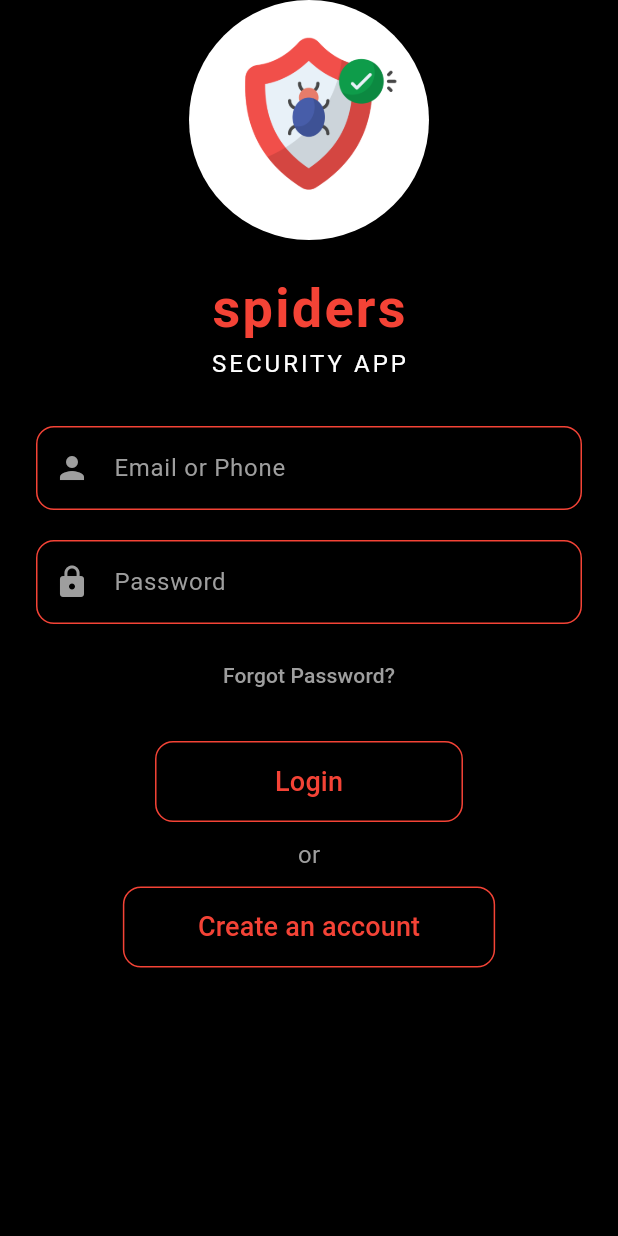
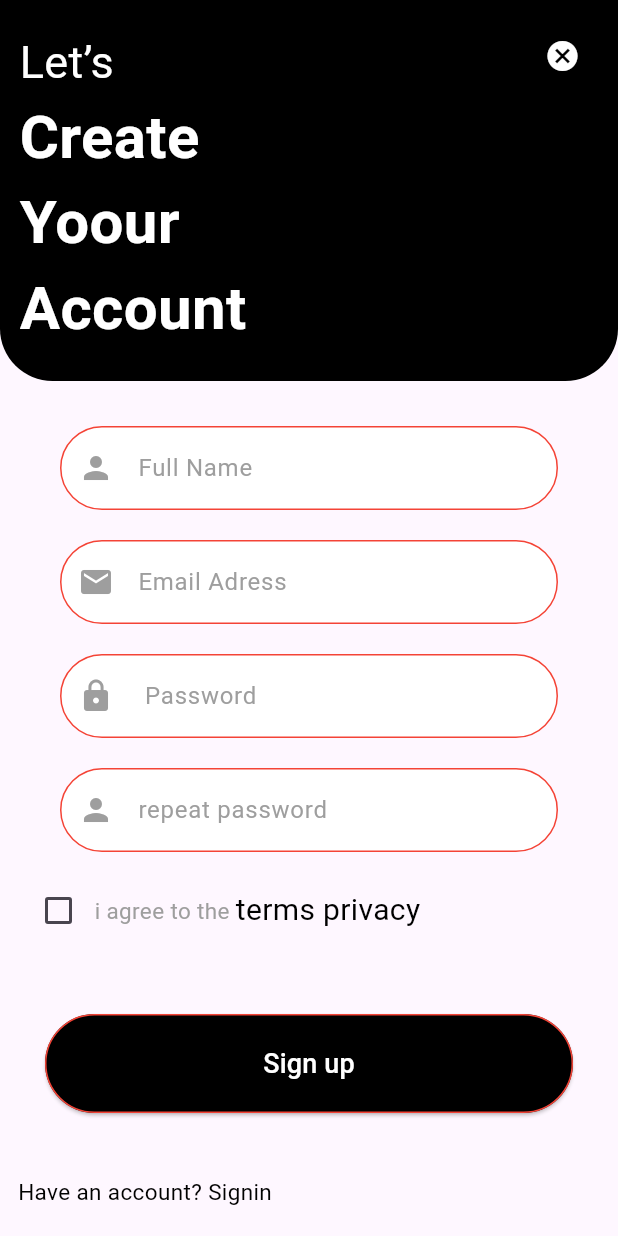
Before and after one commit to Mahmoudeldeeb1000/spider, a Flutter app: the screen it shows after launch, after a tap on "Create an account", on a phone screen of 412 x 824 dp. Run offline on Flutter 3.47's test engine with Material 3 defaults, Android fonts, the phone set to English and light mode, and no system bars.

Commit message:
regester done

```diff
--- /dev/null
+++ b/lib/core/utiles/shared/custom_elevated_button.dart
@@ -0,0 +1,28 @@
+
+import 'package:flutter/material.dart';
+
+class CustomElevatedButton extends StatelessWidget {
+  const CustomElevatedButton({super.key,required this.onPressed, this.backgroundColor, required this.child,required this.width, });
+  final void Function() onPressed;
+  final Color? backgroundColor;
+  final  Widget child;
+  final double width;
+  @override
+  Widget build(BuildContext context) {
+    return  SizedBox(
+      width: width,
+      child: ElevatedButton(
+        onPressed: onPressed,
+        style: ElevatedButton.styleFrom(
+          backgroundColor: backgroundColor ?? Colors.black,
+          padding: const EdgeInsets.symmetric(vertical: 20, horizontal: 50),
+          shape:  RoundedRectangleBorder(
+            borderRadius: BorderRadius.circular(40),
+            side: BorderSide(color: Colors.red),
+          ),
+        ),
+        child: child,
+      ),
+    );
+  }
+}
--- /dev/null
+++ b/lib/core/utiles/shared/custom_text_form_field.dart
@@ -0,0 +1,67 @@
+
+import 'package:flutter/material.dart';
+
+class CustomTextFormField extends StatelessWidget {
+  const CustomTextFormField({
+    super.key,
+    this.minLine = 1,
+    this.maxLine = 1,
+    this.onChanged,
+    this.validator,
+    this.initialValue,
+    this.border,
+    this.enabledBorder,
+    this.focusBorder,
+    this.suffixIcon,
+    required this.hintText,
+    this.fillColor,
+    this.prefix,
+    this.obscureText = false,
+    this.keyboardType,
+    this.controller,
+    this.onSaved,
+  });
+
+  final String hintText;
+  final Widget? prefix;
+  final TextInputType? keyboardType;
+  final String? Function(String?)? validator;
+  final Color? fillColor;
+  final int minLine;
+  final int maxLine;
+  final void Function(String)? onChanged;
+  final String? initialValue;
+  final Widget? suffixIcon;
+  final bool obscureText;
+  final InputBorder? border;
+  final InputBorder? enabledBorder;
+  final InputBorder? focusBorder;
+  final TextEditingController? controller;
+  final void Function(String?)? onSaved;
+
+  @override
+  Widget build(BuildContext context) {
+    return Padding(
+      padding: const EdgeInsets.symmetric(horizontal: 40),
+      child: TextField(
+        obscureText: obscureText,
+        decoration: InputDecoration(
+          prefixIcon: prefix,
+          hintText: hintText,
+          hintStyle: const TextStyle(color: Colors.grey),
+          filled: true,
+          fillColor: fillColor ?? Colors.black,
+          enabledBorder: OutlineInputBorder(
+            borderRadius: BorderRadius.circular(50),
+            borderSide: const BorderSide(color: Colors.red),
+          ),
+          focusedBorder: OutlineInputBorder(
+            borderRadius: BorderRadius.circular(12),
+            borderSide: const BorderSide(color: Colors.red),
+          ),
+        ),
+        style: const TextStyle(color: Colors.white),
+      ),
+    );
+  }
+}
--- /dev/null
+++ b/lib/core/utiles/shared/global_text.dart
@@ -0,0 +1,64 @@
+
+import 'package:flutter/material.dart';
+
+
+
+class GText extends StatelessWidget {
+  final Color color;
+  final String content;
+  final double fontSize;
+  final FontWeight? fontWeight;
+  final TextAlign? textAlign;
+  final TextDirection? textDirection;
+  final bool? enableArabicFont;
+  final TextOverflow? overflow;
+  final int? maxLines;
+  final TextDecoration? textDecoration;
+  final Color? decorationColor;
+  final double? decorationThickness;
+  final String? fontFamily;
+  final List<Shadow>? shadows;
+
+  const GText({
+    super.key,
+    required this.color,
+    required this.content,
+    required this.fontSize,
+    this.textDirection,
+    this.fontWeight,
+    this.textAlign,
+    this.enableArabicFont = true,
+    this.maxLines,
+    this.overflow,
+    this.textDecoration,
+    this.decorationColor,
+    this.decorationThickness,
+    this.fontFamily,
+    this.shadows,
+  });
+
+  @override
+  Widget build(BuildContext context) {
+    return Text(
+      content,
+      // textAlign: textAlign ??
+      //     (SharedFunctions.isArabicLocale() ? TextAlign.left : TextAlign.right),
+      textAlign: textAlign,
+      textDirection: textDirection,
+      maxLines: maxLines,
+      style: TextStyle(
+        // fontSize:  getResponsiveFontSize(context: context, fontSize: fontSize),
+        fontSize:  fontSize,
+        overflow: overflow,
+        decoration: textDecoration,
+        color: color,
+        decorationColor: decorationColor,
+        decorationThickness: decorationThickness,
+        // fontFamily: SharedFunctions.determineFontFamily(content),
+        fontFamily: fontFamily,
+        fontWeight: fontWeight,
+        shadows: shadows,
+      ),
+    );
+  }
+}
--- /dev/null
+++ b/lib/features/home/presentation/views/home_screen.dart
@@ -0,0 +1,13 @@
+import 'package:flutter/cupertino.dart';
+import 'package:flutter/material.dart';
+
+class HomeScreen extends StatelessWidget {
+  const HomeScreen({super.key});
+
+  @override
+  Widget build(BuildContext context) {
+    return Scaffold(
+      body: Center(child: Text("welcome")),
+    );
+  }
+}
--- a/lib/features/login/presentation/views/login_screen.dart
+++ b/lib/features/login/presentation/views/login_screen.dart
@@ -1,5 +1,6 @@
 import 'package:flutter/material.dart';
 import 'package:spider/core/utiles/app_images.dart';
+import 'package:spider/features/login/presentation/views/wedgets/Login_body.dart';
 
 
 class LoginScreen extends StatelessWidget {
@@ -7,154 +8,7 @@ class LoginScreen extends StatelessWidget {
   Widget build(BuildContext context) {
     return Scaffold(
       backgroundColor: Colors.black ,
-      body: Center(
-        child: Padding(
-          padding: const EdgeInsets.symmetric(horizontal: 24.0),
-          child: ListView(
-            children: [
-              Column(
-                mainAxisAlignment: MainAxisAlignment.center,
-                children: [
-                  CircleAvatar(
-
-                    radius: 80,
-                    backgroundColor: Colors.white,
-                    child: Padding(
-                      padding: const EdgeInsets.only(right: 20,top: 5),
-                      child: Image.asset(AppImages.logo,height:600,fit: BoxFit.cover,),
-                    ),
-                  ),
-                  SizedBox(height: 20),
-
-                  // App Title
-                  Text(
-                    "spiders",
-                    style: TextStyle(
-                      color: Colors.red,
-                      fontSize: 36,
-                      fontWeight: FontWeight.bold,
-                      letterSpacing: 1.5,
-                    ),
-                  ),
-
-                  // Subtitle
-                  Text(
-                    "SECURITY APP",
-                    style: TextStyle(
-                      color: Colors.white,
-                      fontSize: 16,
-                      letterSpacing: 2,
-                    ),
-                  ),
-                  SizedBox(height: 30),
-
-                  // Email/Phone TextField
-                  TextField(
-                    decoration: InputDecoration(
-                      prefixIcon: Icon(Icons.person, color: Colors.grey),
-                      hintText: 'Email or Phone',
-                      hintStyle: TextStyle(color: Colors.grey),
-                      filled: true,
-                      fillColor: Colors.black,
-                      enabledBorder: OutlineInputBorder(
-                        borderRadius: BorderRadius.circular(12),
-                        borderSide: BorderSide(color: Colors.red),
-                      ),
-                      focusedBorder: OutlineInputBorder(
-                        borderRadius: BorderRadius.circular(12),
-                        borderSide: BorderSide(color: Colors.red),
-                      ),
-                    ),
-                    style: TextStyle(color: Colors.white),
-                  ),
-                  SizedBox(height: 20),
-
-                  // Password TextField
-                  TextField(
-                    obscureText: true,
-                    decoration: InputDecoration(
-                      prefixIcon: Icon(Icons.lock, color: Colors.grey),
-                      hintText: 'Password',
-                      hintStyle: TextStyle(color: Colors.grey),
-                      filled: true,
-                      fillColor: Colors.black,
-                      enabledBorder: OutlineInputBorder(
-                        borderRadius: BorderRadius.circular(12),
-                        borderSide: BorderSide(color: Colors.red),
-                      ),
-                      focusedBorder: OutlineInputBorder(
-                        borderRadius: BorderRadius.circular(12),
-                        borderSide: BorderSide(color: Colors.red),
-                      ),
-                    ),
-                    style: TextStyle(color: Colors.white),
-                  ),
-                  SizedBox(height: 10),
-
-                  // Forgot Password Text
-                 Column(
-                   children: [
-                     Align(
-                       alignment: Alignment.center,
-                       child: TextButton(
-                         onPressed: () {},
-                         child: Text(
-                           "Forgot Password?",
-                           style: TextStyle(color: Colors.grey),
-                         ),
-                       ),
-                     ),
-                     SizedBox(height: 20),
-
-                     // Login Button
-                     ElevatedButton(
-                       onPressed: () {},
-                       style: ElevatedButton.styleFrom(
-                         backgroundColor: Colors.black,
-                         padding: EdgeInsets.symmetric(vertical: 14, horizontal: 80),
-                         shape: RoundedRectangleBorder(
-                           borderRadius: BorderRadius.circular(12),
-                           side: BorderSide(color: Colors.red),
-                         ),
-                       ),
-                       child: Text(
-                         "Login",
-                         style: TextStyle(color: Colors.red, fontSize: 18),
-                       ),
-                     ),
-                     SizedBox(height: 10),
-
-                     // Or Text
-                     Text(
-                       "or",
-                       style: TextStyle(color: Colors.grey, fontSize: 16),
-                     ),
-                     SizedBox(height: 10),
-
-                     // Create Account Button
-                     ElevatedButton(
-                       onPressed: () {},
-                       style: ElevatedButton.styleFrom(
-                         backgroundColor: Colors.black,
-                         padding: EdgeInsets.symmetric(vertical: 14, horizontal: 50),
-                         shape: RoundedRectangleBorder(
-                           borderRadius: BorderRadius.circular(12),
-                           side: BorderSide(color: Colors.red),
-                         ),
-                       ),
-                       child: Text(
-                         "Create an account",
-                         style: TextStyle(color: Colors.red, fontSize: 18),
-                       ),
-                     ),
-                   ],
-                 )
-                ],
-              ),
-            ]
-          ),
-        ),
-      ),
+      body:LoginBody()
     );
   }
 }
--- /dev/null
+++ b/lib/features/login/presentation/views/wedgets/Login_body.dart
@@ -0,0 +1,147 @@
+import 'package:flutter/material.dart';
+import 'package:spider/features/home/presentation/views/home_screen.dart';
+import 'package:spider/features/regester/presentation/views/regester_screen.dart';
+
+
+import '../../../../../core/utiles/app_images.dart';
+import '../../../../../core/utiles/shared/custom_elevated_button.dart';
+import '../../../../../core/utiles/shared/custom_text_form_field.dart';
+import '../../../../../core/utiles/shared/global_text.dart';
+
+class LoginBody extends StatelessWidget {
+  const LoginBody({super.key});
+
+  @override
+  Widget build(BuildContext context) {
+    return CustomScrollView(
+      slivers: [
+        SliverToBoxAdapter(
+          child: Stack(
+              alignment: Alignment.bottomCenter,
+              children: [
+                Padding(
+                  padding:  EdgeInsets.only(bottom: 33),
+                  child: CircleAvatar(
+                    radius: 80,
+                    backgroundColor: Colors.white,
+                    child: Padding(
+                      padding:  EdgeInsets.only(right: 20, top: 5),
+                      child: Image.asset(
+                        AppImages.logo,
+                        height: 600,
+                        fit: BoxFit.cover,
+                      ),
+                    ),
+                  ),
+                ),
+                Positioned(
+                    bottom: 0,
+                    child: SizedBox(
+                        child: GText(color: Colors.red, content:  "spiders", fontSize: 36, fontWeight: FontWeight.bold , textAlign: TextAlign.center,))) ,// App Title
+              ]
+          ),
+        ),
+        SliverToBoxAdapter(child: SizedBox(height: 20)),
+
+
+        // Subtitle
+        const SliverToBoxAdapter(
+          child: Text(
+            "SECURITY APP",
+            textAlign: TextAlign.center,
+            style: TextStyle(
+              color: Colors.white,
+              fontSize: 16,
+              letterSpacing: 2,
+            ),
+          ),
+        ),
+        const SliverToBoxAdapter(child: SizedBox(height: 30)),
+
+        const SliverToBoxAdapter(
+          child: CustomTextFormField(
+            hintText: 'Email or Phone',
+            prefix: Icon(Icons.email, color: Colors.grey),
+          ),
+        ),
+        // Email/Phone TextField
+
+        const SliverToBoxAdapter(child: SizedBox(height: 20)),
+
+        // Password TextField
+        const SliverToBoxAdapter(
+          child: CustomTextFormField(
+            hintText: 'Password',
+            obscureText: true,
+            prefix: Icon(Icons.lock, color: Colors.grey),
+          ),
+        ),
+
+        const SliverToBoxAdapter(child: SizedBox(height: 30)),
+
+        SliverFillRemaining(
+          hasScrollBody: false,
+          child: Container(
+            decoration: const BoxDecoration(
+              color: Colors.white,
+              borderRadius: BorderRadius.only(
+                topLeft: Radius.circular(35),
+                topRight: Radius.circular(35),
+              ),
+            ),
+            child: Column(
+              children: [
+                Align(
+                  alignment: Alignment.center,
+                  child: TextButton(
+                    onPressed: () {},
+                    child: const Text(
+                      "Forgot Password?",
+                      style: TextStyle(color: Colors.grey),
+                    ),
+                  ),
+                ),
+                const SizedBox(height: 20),
+
+                CustomElevatedButton(
+                  onPressed: () {
+                    Navigator.push(context, MaterialPageRoute(builder: (context) => HomeScreen(),));
+                  },
+                  width: MediaQuery.sizeOf(context).width*0.8,
+                  child: const Text(
+                    "Login",
+                    style: TextStyle(color: Colors.red, fontSize: 18),
+                  ),
+
+                ),
+                // Login Button
+
+                const SizedBox(height: 10),
+
+                // Or ext
+                const Text(
+                  "or",
+                  style: TextStyle(color: Colors.grey, fontSize: 16),
+                ),
+                const SizedBox(height: 10),
+
+
+                CustomElevatedButton(
+                  width: MediaQuery.sizeOf(context).width*0.8,
+                  onPressed: () {
+                    Navigator.push(context, MaterialPageRoute(builder: (context) => RegesterScreen(),));
+                  },
+                  child: const Text(
+                    "Create an account",
+                    style: TextStyle(color: Colors.red, fontSize: 18),
+                  ),
+                ),
+                const SizedBox(height: 20),
+              ],
+            ),
+          ),
+        )
+      ],
+    );
+  }
+}
--- /dev/null
+++ b/lib/features/regester/presentation/views/regester_screen.dart
@@ -0,0 +1,14 @@
+import 'package:flutter/cupertino.dart';
+import 'package:flutter/material.dart';
+import 'package:spider/features/regester/presentation/views/widgets/regester_body.dart';
+
+class RegesterScreen extends StatelessWidget {
+  const RegesterScreen({super.key});
+
+  @override
+  Widget build(BuildContext context) {
+    return Scaffold(
+      body: RegesterBody(),
+    );
+  }
+}
--- /dev/null
+++ b/lib/features/regester/presentation/views/widgets/regester_body.dart
@@ -0,0 +1,145 @@
+import 'package:flutter/cupertino.dart';
+import 'package:flutter/material.dart';
+import 'package:spider/core/utiles/shared/global_text.dart';
+import 'package:spider/features/login/presentation/views/login_screen.dart';
+
+import '../../../../../core/utiles/shared/custom_elevated_button.dart';
+import '../../../../../core/utiles/shared/custom_text_form_field.dart';
+import '../../../../home/presentation/views/home_screen.dart';
+
+class RegesterBody extends StatefulWidget {
+  RegesterBody ({super.key});
+
+  @override
+  State<RegesterBody> createState() => _RegesterBodyState();
+}
+
+class _RegesterBodyState extends State<RegesterBody> {
+  bool checkboxValue = false;
+
+  @override
+  Widget build(BuildContext context) {
+    return SafeArea(
+      child: CustomScrollView(
+       slivers: [
+         SliverToBoxAdapter(
+           child:Container(
+             decoration: const BoxDecoration(
+               color: Colors.black,
+               borderRadius: BorderRadius.only(
+                 bottomLeft: Radius.circular(35),
+                 bottomRight: Radius.circular(35),
+               ),
+             ),
+             child: Row(
+               children: [
+                 Padding(
+                   padding: const EdgeInsets.all(13.0),
+                   child: Column(
+                     crossAxisAlignment: CrossAxisAlignment.start,
+                     children: [
+                       GText(color: Colors.white, content: "Let’s", fontSize: 30,),
+                       GText(color: Colors.white, content: "Create", fontSize: 40,fontWeight: FontWeight.bold,),
+                       GText(color: Colors.white, content: "Yoour", fontSize: 40,fontWeight: FontWeight.bold),
+                       GText(color: Colors.white, content: "Account", fontSize: 40,fontWeight: FontWeight.bold)
+                     ],
+                   ),
+                 ),
+                 Spacer(),
+                 Padding(padding: EdgeInsets.all(13),
+                 child: Column(
+                   mainAxisAlignment: MainAxisAlignment.start,
+                   children: [
+                     IconButton(onPressed: (){}, icon: Icon(Icons.cancel,color: Colors.white,)),
+                     SizedBox(height: 180,)
+                   ],
+                 ),
+                 )
+               ],
+             ),
+           ),
+         ),
+         const SliverToBoxAdapter(child: SizedBox(height: 30)),
+         SliverToBoxAdapter(
+           child: CustomTextFormField(
+             hintText: 'Full Name',
+             fillColor: Colors.white,
+             prefix: Icon(Icons.person, color: Colors.grey),
+           ),
+         ),
+         const SliverToBoxAdapter(child: SizedBox(height: 20)),
+         SliverToBoxAdapter(
+           child: CustomTextFormField(
+             hintText: 'Email Adress',
+             fillColor: Colors.white,
+             prefix: Icon(Icons.email, color: Colors.grey),
+           ),
+         ),
+         const SliverToBoxAdapter(child: SizedBox(height: 20)),
+         SliverToBoxAdapter(
+           child: CustomTextFormField(
+             hintText: ' Password',
+             fillColor: Colors.white,
+             prefix: Icon(Icons.lock, color: Colors.grey),
+           ),
+         ),
+         const SliverToBoxAdapter(child: SizedBox(height: 20)),
+         SliverToBoxAdapter(
+           child: CustomTextFormField(
+             hintText: 'repeat password',
+             fillColor: Colors.white,
+             prefix: Icon(Icons.person, color: Colors.grey,),
+           ),
+         ),
+         SliverToBoxAdapter(
+           child: Padding(
+             padding: const EdgeInsets.all(15.0),
+             child: Row(
+               children: [
+               Checkbox(value: checkboxValue, onChanged: (value) {
+                 setState(() {
+                   checkboxValue=!checkboxValue;
+                 });
+               },
+               ),
+                 GText(color: Colors.grey, content: "i agree to the ", fontSize: 15),
+                 GText(color: Colors.black, content: "terms privacy", fontSize: 20),
+             ],),
+           ),
+         ),
+         SliverToBoxAdapter(
+           child: Padding(
+             padding: const EdgeInsets.all(30),
+             child: CustomElevatedButton(
+               onPressed: () {
+                 Navigator.push(context, MaterialPageRoute(builder: (context) => HomeScreen(),));
+               },
+               width: MediaQuery.sizeOf(context).width*0.8,
+               child: const Text(
+                 "Sign up",
+                 style: TextStyle(color: Colors.white, fontSize: 18),
+               ),
+
+             ),
+           ),
+         ),
+         SliverToBoxAdapter(
+           child: Padding(
+             padding: const EdgeInsets.all(12.0),
+             child: GestureDetector(
+                 child: GText(color: Colors.black, content: "Have an account? Signin", fontSize: 15),
+               onTap: (){
+                   setState(() {
+                     Navigator.push(context, MaterialPageRoute(builder: (context) => LoginScreen(),));
+                   });
+               },
+
+             ),
+           ),
+         )
+
+      ],
+      ),
+    );
+  }
+}
--- a/lib/main.dart
+++ b/lib/main.dart
@@ -12,7 +12,7 @@ class MyApp extends StatelessWidget {
   @override
   Widget build(BuildContext context) {
     return MaterialApp(
-
+      debugShowCheckedModeBanner: false,
       home: LoginScreen(),
     );
   }
```
